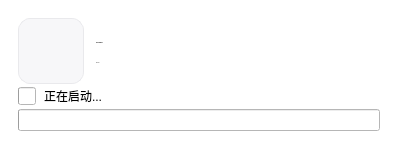
The window that view/splash.ui (Class-Widgets/Class-Widgets) describes before a commit, drawn with Qt 5.
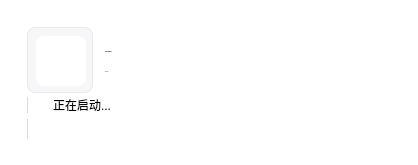
The same window after the commit. Icons and pictures are not drawn. Custom widgets are drawn as their Qt base class.

Commit message: feat: 圆角

Patch:
```diff
--- a/view/splash.ui
+++ b/view/splash.ui
@@ -7,8 +7,8 @@
    <rect>
     <x>0</x>
     <y>0</y>
-    <width>398</width>
-    <height>142</height>
+    <width>418</width>
+    <height>164</height>
    </rect>
   </property>
   <property name="sizePolicy">
@@ -42,6 +42,18 @@
     <number>16</number>
    </property>
    <item>
+    <widget class="QFrame" name="frame">
+     <property name="styleSheet">
+      <string notr="true">border-radius: 8px</string>
+     </property>
+     <property name="frameShape">
+      <enum>QFrame::StyledPanel</enum>
+     </property>
+     <property name="frameShadow">
+      <enum>QFrame::Raised</enum>
+     </property>
+     <layout class="QHBoxLayout" name="horizontalLayout">
+      <item>
     <layout class="QVBoxLayout" name="verticalLayout">
      <property name="spacing">
       <number>3</number>
@@ -97,7 +109,7 @@
            <number>8</number>
           </property>
           <item>
-           <widget class="QLabel" name="logo">
+              <widget class="QLabel" name="appInitials">
             <property name="minimumSize">
              <size>
               <width>50</width>
@@ -294,6 +306,9 @@
       </layout>
      </item>
     </layout>
+      </item>
+     </layout>
+    </widget>
    </item>
   </layout>
  </widget>
```
Lines whose indentation alone changed are shown as unchanged. The commit also changes 1 other file.
